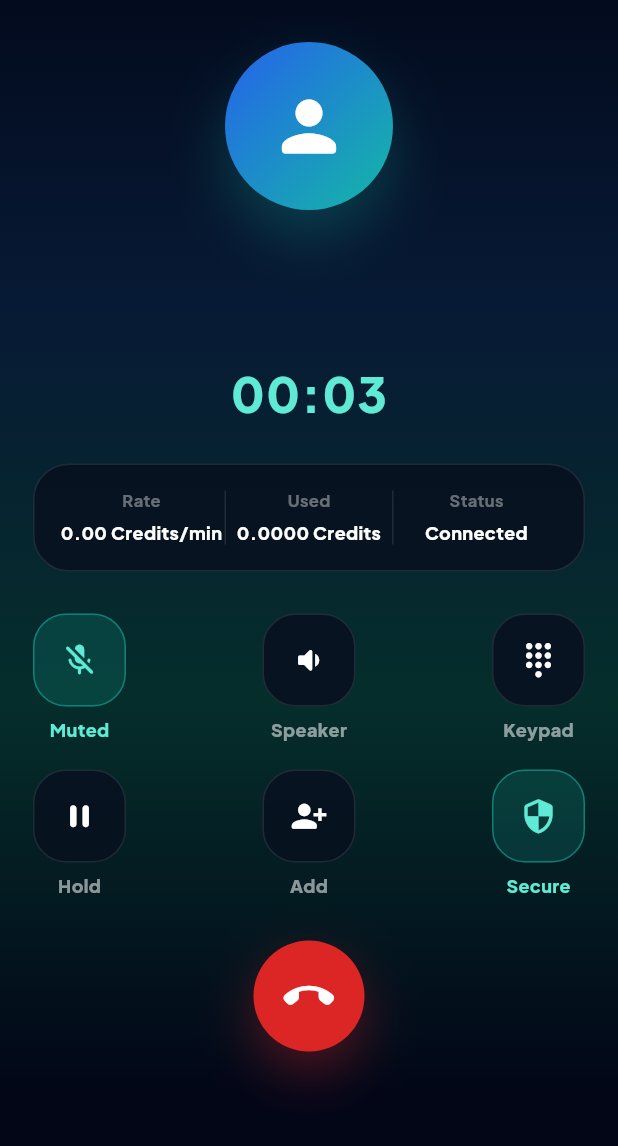
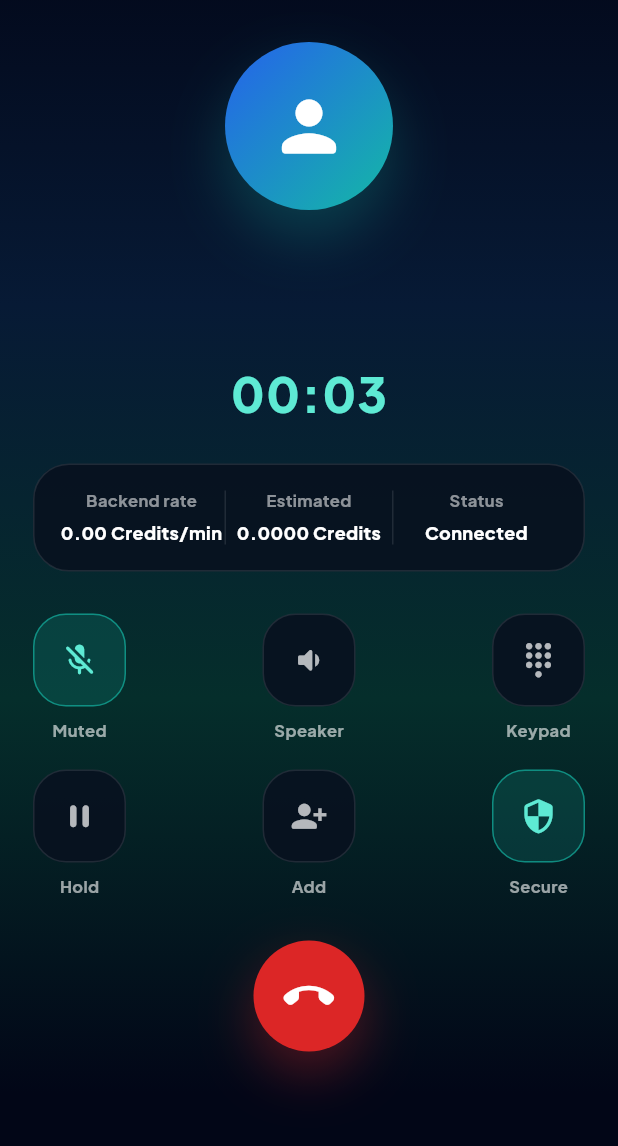
Before and after one commit to Bkzazzau1/pera_x_ui, a Flutter app: the ActiveCallView screen opened directly with empty values, after a tap on "Mute", on a phone screen of 412 x 824 dp, the part 90-1236 px from its top. Run offline on Flutter 3.47's test engine with Material 3 defaults, Android fonts, the phone set to English and light mode, and no system bars; our stand-ins replace file_picker, flutter_riverpod, go_router, google_fonts, shared_preferences; accounts and stored records are empty; network calls fail.

Commit message:
Keep call ending charges backend confirmed

```diff
--- a/lib/features/calls/views/active_call_view.dart
+++ b/lib/features/calls/views/active_call_view.dart
@@ -52,11 +52,10 @@ class _ActiveCallViewState extends ConsumerState<ActiveCallView> {
   }
 
   void startTimer() {
+    timer?.cancel();
     timer = Timer.periodic(const Duration(seconds: 1), (_) {
       if (!isOnHold) {
-        setState(() {
-          seconds++;
-        });
+        setState(() => seconds++);
       }
     });
   }
@@ -88,6 +87,7 @@ class _ActiveCallViewState extends ConsumerState<ActiveCallView> {
         durationSeconds: seconds,
         ratePerMinute: widget.ratePerMinute,
         creditBalance: wallet.credits,
+        isInternational: widget.isInternational,
       );
 
       if (!mounted) return;
@@ -99,7 +99,7 @@ class _ActiveCallViewState extends ConsumerState<ActiveCallView> {
           SnackBar(
             content: Text(
               response.message.isEmpty
-                  ? 'Call could not be completed. Please check your Credits.'
+                  ? 'Call could not be completed. Backend rejected the final charge.'
                   : response.message,
             ),
             backgroundColor: const Color(0xFFDC2626),
@@ -123,17 +123,15 @@ class _ActiveCallViewState extends ConsumerState<ActiveCallView> {
     } catch (error) {
       if (!mounted) return;
 
-      final fallbackCharge = estimatedCharge;
-      ref.read(walletProvider.notifier).spendCredits(fallbackCharge);
+      setState(() => isEndingCall = false);
+      startTimer();
 
-      context.go(
-        CallRoutes.callReceipt,
-        extra: CallReceiptArgs(
-          phoneNumber: widget.phoneNumber,
-          destination: widget.destination,
-          duration: formattedDuration,
-          charge: fallbackCharge,
-          isInternational: widget.isInternational,
+      ScaffoldMessenger.of(context).showSnackBar(
+        SnackBar(
+          content: Text(
+            'Could not confirm final call charge from backend. No Credits were deducted. ${error.toString()}',
+          ),
+          backgroundColor: const Color(0xFFDC2626),
         ),
       );
     }
@@ -162,21 +160,13 @@ class _ActiveCallViewState extends ConsumerState<ActiveCallView> {
             child: Column(
               children: [
                 _buildTopBar(),
-
                 const SizedBox(height: 28),
-
                 _buildCallerInfo(),
-
                 const SizedBox(height: 24),
-
                 _buildCallStatusCard(),
-
                 const SizedBox(height: 28),
-
                 if (showKeypad) _buildMiniKeypad() else _buildControls(),
-
                 const SizedBox(height: 28),
-
                 _buildEndCallButton(),
               ],
             ),
@@ -206,9 +196,7 @@ class _ActiveCallViewState extends ConsumerState<ActiveCallView> {
             ),
           ),
         ),
-
         const SizedBox(width: 12),
-
         Expanded(
           child: Column(
             crossAxisAlignment: CrossAxisAlignment.start,
@@ -229,7 +217,6 @@ class _ActiveCallViewState extends ConsumerState<ActiveCallView> {
             ],
           ),
         ),
-
         Container(
           padding: const EdgeInsets.symmetric(horizontal: 10, vertical: 7),
           decoration: BoxDecoration(
@@ -270,15 +257,9 @@ class _ActiveCallViewState extends ConsumerState<ActiveCallView> {
               ),
             ],
           ),
-          child: const Icon(
-            Icons.person_rounded,
-            color: Colors.white,
-            size: 54,
-          ),
+          child: const Icon(Icons.person_rounded, color: Colors.white, size: 54),
         ),
-
         const SizedBox(height: 20),
-
         Text(
           widget.phoneNumber,
           textAlign: TextAlign.center,
@@ -289,9 +270,7 @@ class _ActiveCallViewState extends ConsumerState<ActiveCallView> {
             letterSpacing: -0.3,
           ),
         ),
-
         const SizedBox(height: 8),
-
         Text(
           widget.destination,
           style: const TextStyle(
@@ -300,9 +279,7 @@ class _ActiveCallViewState extends ConsumerState<ActiveCallView> {
             fontWeight: FontWeight.w600,
           ),
         ),
-
         const SizedBox(height: 12),
-
         Text(
           formattedDuration,
           style: const TextStyle(
@@ -328,18 +305,18 @@ class _ActiveCallViewState extends ConsumerState<ActiveCallView> {
       child: Row(
         children: [
           _InfoItem(
-            title: 'Rate',
+            title: 'Backend rate',
             value: '${widget.ratePerMinute.toStringAsFixed(2)} Credits/min',
           ),
           Container(width: 1, height: 36, color: Colors.white10),
           _InfoItem(
-            title: 'Used',
+            title: 'Estimated',
             value: '${estimatedCharge.toStringAsFixed(4)} Credits',
           ),
           Container(width: 1, height: 36, color: Colors.white10),
           _InfoItem(
             title: 'Status',
-            value: isEndingCall ? 'Ending' : isOnHold ? 'On hold' : 'Connected',
+            value: isEndingCall ? 'Confirming' : isOnHold ? 'On hold' : 'Connected',
           ),
         ],
       ),
@@ -356,39 +333,23 @@ class _ActiveCallViewState extends ConsumerState<ActiveCallView> {
               icon: isMuted ? Icons.mic_off_rounded : Icons.mic_rounded,
               label: isMuted ? 'Muted' : 'Mute',
               active: isMuted,
-              onTap: () {
-                setState(() {
-                  isMuted = !isMuted;
-                });
-              },
+              onTap: () => setState(() => isMuted = !isMuted),
             ),
             _CallControlButton(
-              icon: isSpeakerOn
-                  ? Icons.volume_up_rounded
-                  : Icons.volume_down_rounded,
+              icon: isSpeakerOn ? Icons.volume_up_rounded : Icons.volume_down_rounded,
               label: 'Speaker',
               active: isSpeakerOn,
-              onTap: () {
-                setState(() {
-                  isSpeakerOn = !isSpeakerOn;
-                });
-              },
+              onTap: () => setState(() => isSpeakerOn = !isSpeakerOn),
             ),
             _CallControlButton(
               icon: Icons.dialpad_rounded,
               label: 'Keypad',
               active: showKeypad,
-              onTap: () {
-                setState(() {
-                  showKeypad = true;
-                });
-              },
+              onTap: () => setState(() => showKeypad = true),
             ),
           ],
         ),
-
         const SizedBox(height: 18),
-
         Row(
           mainAxisAlignment: MainAxisAlignment.spaceBetween,
           children: [
@@ -396,11 +357,7 @@ class _ActiveCallViewState extends ConsumerState<ActiveCallView> {
               icon: Icons.pause_rounded,
               label: isOnHold ? 'Resume' : 'Hold',
               active: isOnHold,
-              onTap: () {
-                setState(() {
-                  isOnHold = !isOnHold;
-                });
-              },
+              onTap: () => setState(() => isOnHold = !isOnHold),
             ),
             _CallControlButton(
               icon: Icons.person_add_alt_1_rounded,
@@ -455,15 +412,9 @@ class _ActiveCallViewState extends ConsumerState<ActiveCallView> {
             );
           },
         ),
-
         const SizedBox(height: 14),
-
         TextButton.icon(
-          onPressed: () {
-            setState(() {
-              showKeypad = false;
-            });
-          },
+          onPressed: () => setState(() => showKeypad = false),
           icon: const Icon(Icons.keyboard_arrow_down_rounded),
           label: const Text('Hide keypad'),
           style: TextButton.styleFrom(foregroundColor: const Color(0xFF5EEAD4)),
@@ -499,11 +450,7 @@ class _ActiveCallViewState extends ConsumerState<ActiveCallView> {
                   color: Colors.white,
                 ),
               )
-            : const Icon(
-                Icons.call_end_rounded,
-                color: Colors.white,
-                size: 34,
-              ),
+            : const Icon(Icons.call_end_rounded, color: Colors.white, size: 34),
       ),
     );
   }
@@ -523,7 +470,7 @@ class _InfoItem extends StatelessWidget {
           Text(
             title,
             style: const TextStyle(
-              color: Colors.white38,
+              color: Colors.white54,
               fontSize: 11,
               fontWeight: FontWeight.w700,
             ),
@@ -532,6 +479,8 @@ class _InfoItem extends StatelessWidget {
           Text(
             value,
             textAlign: TextAlign.center,
+            maxLines: 1,
+            overflow: TextOverflow.ellipsis,
             style: const TextStyle(
               color: Colors.white,
               fontSize: 12,
@@ -559,8 +508,6 @@ class _CallControlButton extends StatelessWidget {
 
   @override
   Widget build(BuildContext context) {
-    final activeColor = active ? const Color(0xFF5EEAD4) : Colors.white;
-
     return InkWell(
       onTap: onTap,
       borderRadius: BorderRadius.circular(22),
@@ -576,19 +523,23 @@ class _CallControlButton extends StatelessWidget {
               borderRadius: BorderRadius.circular(22),
               border: Border.all(
                 color: active
-                    ? const Color(0xFF14B8A6).withValues(alpha: 0.55)
+                    ? const Color(0xFF14B8A6).withValues(alpha: 0.65)
                     : Colors.white10,
               ),
             ),
-            child: Icon(icon, color: activeColor, size: 25),
+            child: Icon(
+              icon,
+              color: active ? const Color(0xFF5EEAD4) : Colors.white70,
+              size: 25,
+            ),
           ),
-          const SizedBox(height: 7),
+          const SizedBox(height: 8),
           Text(
             label,
-            style: TextStyle(
-              color: active ? const Color(0xFF5EEAD4) : Colors.white54,
-              fontSize: 12,
-              fontWeight: FontWeight.w800,
+            style: const TextStyle(
+              color: Colors.white60,
+              fontSize: 11,
+              fontWeight: FontWeight.w700,
             ),
           ),
         ],
```
